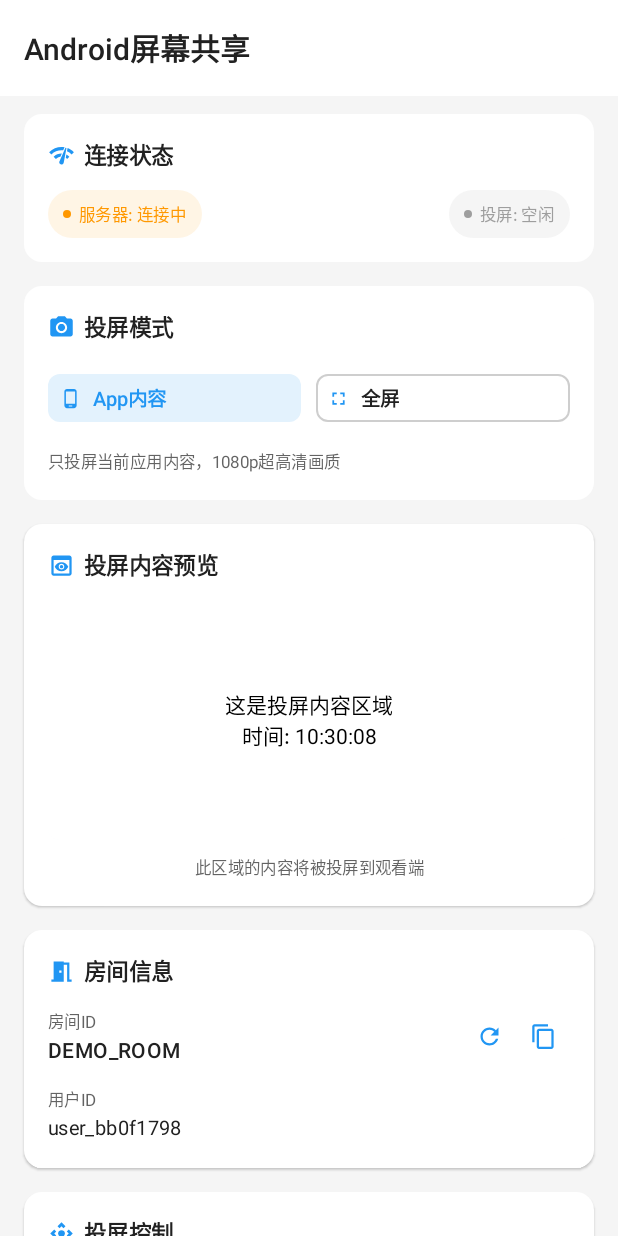
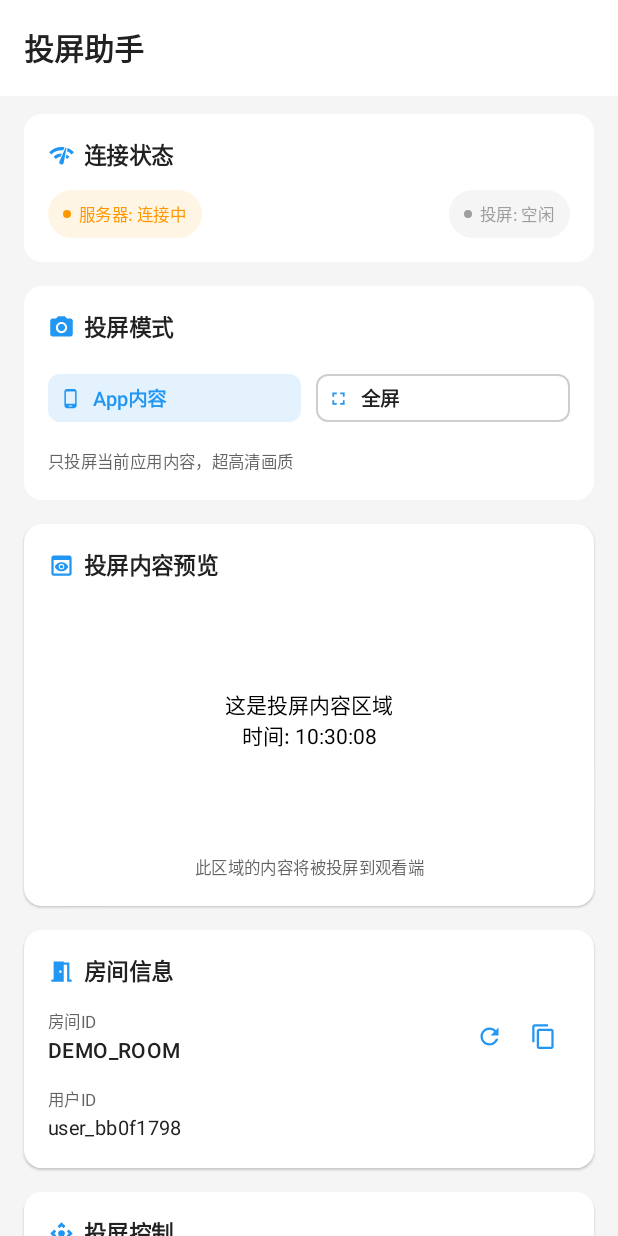
Before and after one commit to robeshell/webrtc, an Android app built with Jetpack Compose: the screen it shows after launch (MainActivity), on a phone screen of 412 x 824 dp. Run offline under Robolectric (Android 15) with nearby library versions, the phone set to English and light mode, and no system bars; libraries missing offline, so code that uses them is left out: io.socket.client, io.socket.emitter, org.webrtc; 12 statements that could not run were skipped.

Commit message:
update: 优化界面样式

```diff
--- a/app/src/main/java/com/example/webrtc/MainActivity.kt
+++ b/app/src/main/java/com/example/webrtc/MainActivity.kt
@@ -34,7 +34,7 @@ import com.example.webrtc.config.DynamicConfig
 import com.example.webrtc.config.WebRTCConfig
 import com.example.webrtc.manager.*
 import com.example.webrtc.model.*
-import com.example.webrtc.ui.theme.WebrtcTheme
+import com.example.webrtc.ui.theme.CastHelperTheme
 import kotlinx.coroutines.flow.collectLatest
 import kotlinx.coroutines.launch
 import org.webrtc.IceCandidate
@@ -55,12 +55,12 @@ import org.json.JSONObject
 import kotlinx.coroutines.delay
 
 /**
- * WebRTC屏幕投屏主界面
+ * 投屏助手主界面
  *
  * 功能：
  * 1. 管理信令连接状态
- * 2. 控制屏幕投屏开关
- * 3. 处理WebRTC连接
+ * 2. 控制投屏开关
+ * 3. 处理连接管理
  * 4. 显示连接状态
  */
 class MainActivity : ComponentActivity(), WebRTCEventCallback, SocketIOSignalingManager.SignalingCallback {
@@ -121,7 +121,7 @@ class MainActivity : ComponentActivity(), WebRTCEventCallback, SocketIOSignaling
             Log.i(TAG, "所有权限已获取")
         } else {
             Log.w(TAG, "权限被拒绝")
-            errorMessage = "需要相关权限才能使用屏幕投屏功能"
+            errorMessage = "需要相关权限才能使用投屏功能"
         }
     }
 
@@ -141,7 +141,7 @@ class MainActivity : ComponentActivity(), WebRTCEventCallback, SocketIOSignaling
         observeStates()
 
         setContent {
-            WebrtcTheme {
+            CastHelperTheme {
                 MainScreen()
             }
         }
@@ -299,7 +299,7 @@ class MainActivity : ComponentActivity(), WebRTCEventCallback, SocketIOSignaling
                 TopAppBar(
                     title = {
                         Text(
-                            text = "Android屏幕共享",
+                            text = "投屏助手",
                             fontSize = 20.sp,
                             fontWeight = FontWeight.SemiBold
                         )
@@ -586,7 +586,7 @@ class MainActivity : ComponentActivity(), WebRTCEventCallback, SocketIOSignaling
 
                 Text(
                     text = if (captureMode == CaptureMode.APP_CONTENT) {
-                        "只投屏当前应用内容，1080p超高清画质"
+                        "只投屏当前应用内容，超高清画质"
                     } else {
                         "投屏整个屏幕，需要系统权限"
                     },
--- a/app/src/main/java/com/example/webrtc/SplashActivity.kt
+++ b/app/src/main/java/com/example/webrtc/SplashActivity.kt
@@ -23,7 +23,7 @@ import androidx.compose.ui.text.style.TextAlign
 import androidx.compose.ui.unit.dp
 import androidx.compose.ui.unit.sp
 import androidx.lifecycle.lifecycleScope
-import com.example.webrtc.ui.theme.WebrtcTheme
+import com.example.webrtc.ui.theme.CastHelperTheme
 import kotlinx.coroutines.delay
 import kotlinx.coroutines.launch
 
@@ -33,7 +33,7 @@ class SplashActivity : ComponentActivity() {
         super.onCreate(savedInstanceState)
 
         setContent {
-            WebrtcTheme {
+            CastHelperTheme {
                 SplashScreen()
             }
         }
@@ -92,51 +92,55 @@ class SplashActivity : ComponentActivity() {
                 horizontalAlignment = Alignment.CenterHorizontally,
                 verticalArrangement = Arrangement.Center
             ) {
-                // Logo区域
+                // Logo区域 - 遵循Google设计规范，增加适当的空白空间
                 Card(
                     modifier = Modifier
-                        .size(120.dp)
+                        .size(100.dp) // 减小尺寸，增加呼吸感
                         .scale(logoScale),
                     shape = CircleShape,
                     colors = CardDefaults.cardColors(
-                        containerColor = Color.White.copy(alpha = 0.9f)
+                        containerColor = Color.White.copy(alpha = 0.95f)
                     ),
-                    elevation = CardDefaults.cardElevation(defaultElevation = 8.dp)
+                    elevation = CardDefaults.cardElevation(defaultElevation = 6.dp)
                 ) {
                     Box(
-                        modifier = Modifier.fillMaxSize(),
+                        modifier = Modifier
+                            .fillMaxSize()
+                            .padding(20.dp), // 增加内边距，符合设计规范
                         contentAlignment = Alignment.Center
                     ) {
                         // 使用自定义logo
                         Icon(
                             painter = painterResource(id = R.drawable.ic_app_logo),
                             contentDescription = "App Logo",
-                            modifier = Modifier.size(80.dp),
+                            modifier = Modifier.size(60.dp), // 减小logo尺寸，增加空白空间
                             tint = Color.Unspecified // 保持原始颜色
                         )
                     }
                 }
 
-                Spacer(modifier = Modifier.height(32.dp))
+                Spacer(modifier = Modifier.height(24.dp)) // 减少间距，更紧凑
 
-                // 应用名称
+                // 应用名称 - 更简洁的设计
                 Text(
-                    text = "WebRTC 投屏",
-                    fontSize = 28.sp,
-                    fontWeight = FontWeight.Bold,
+                    text = "投屏助手",
+                    fontSize = 24.sp, // 减小字体，更优雅
+                    fontWeight = FontWeight.SemiBold, // 使用SemiBold替代Bold
                     color = Color.White,
-                    modifier = Modifier.alpha(alpha)
+                    modifier = Modifier.alpha(alpha),
+                    letterSpacing = 1.sp // 增加字符间距，更现代
                 )
 
-                Spacer(modifier = Modifier.height(8.dp))
+                Spacer(modifier = Modifier.height(6.dp)) // 减少间距
 
-                // 副标题
+                // 副标题 - 更简洁的描述
                 Text(
-                    text = "高清实时屏幕共享",
-                    fontSize = 16.sp,
-                    color = Color.White.copy(alpha = 0.8f),
+                    text = "高清实时投屏",
+                    fontSize = 14.sp, // 减小字体
+                    color = Color.White.copy(alpha = 0.7f), // 降低透明度
                     textAlign = TextAlign.Center,
-                    modifier = Modifier.alpha(alpha)
+                    modifier = Modifier.alpha(alpha),
+                    letterSpacing = 0.5.sp
                 )
 
                 Spacer(modifier = Modifier.height(48.dp))
--- a/app/src/main/java/com/example/webrtc/WebRTCApplication.kt
+++ b/app/src/main/java/com/example/webrtc/WebRTCApplication.kt
@@ -8,8 +8,8 @@ import android.os.Build
 import org.webrtc.PeerConnectionFactory
 
 /**
- * WebRTC应用程序类
- * 负责初始化WebRTC环境和全局配置
+ * 投屏助手应用程序类
+ * 负责初始化投屏环境和全局配置
  */
 class WebRTCApplication : Application() {
 
@@ -55,20 +55,20 @@ class WebRTCApplication : Application() {
             // 屏幕捕获通知渠道
             val screenCaptureChannel = NotificationChannel(
                 SCREEN_CAPTURE_CHANNEL_ID,
-                "屏幕投屏",
+                "投屏服务",
                 NotificationManager.IMPORTANCE_LOW
             ).apply {
-                description = "屏幕投屏服务通知"
+                description = "投屏服务通知"
                 setShowBadge(false)
             }
 
-            // WebRTC服务通知渠道
+            // 通信服务通知渠道
             val webrtcServiceChannel = NotificationChannel(
                 WEBRTC_SERVICE_CHANNEL_ID,
-                "WebRTC通信",
+                "通信服务",
                 NotificationManager.IMPORTANCE_LOW
             ).apply {
-                description = "WebRTC通信服务通知"
+                description = "通信服务通知"
                 setShowBadge(false)
             }
 
--- a/app/src/main/java/com/example/webrtc/ui/theme/Theme.kt
+++ b/app/src/main/java/com/example/webrtc/ui/theme/Theme.kt
@@ -77,7 +77,7 @@ private val UnifiedDarkColorScheme = darkColorScheme(
 )
 
 @Composable
-fun WebrtcTheme(
+fun CastHelperTheme(
     darkTheme: Boolean = isSystemInDarkTheme(),
     // 强制禁用动态颜色，确保一致性
     dynamicColor: Boolean = false,
--- a/app/src/main/res/drawable/ic_app_logo.xml
+++ b/app/src/main/res/drawable/ic_app_logo.xml
@@ -4,58 +4,50 @@
     android:viewportWidth="108"
     android:viewportHeight="108">
 
-    <!-- 背景圆形 -->
+    <!-- 背景 - 遵循Google设计规范，使用更大的安全区域 -->
     <path
-        android:fillColor="#1976D2"
-        android:pathData="M54,54m-50,0a50,50 0,1 1,100 0a50,50 0,1 1,-100 0" />
+        android:fillColor="#2196F3"
+        android:pathData="M54,54m-45,0a45,45 0,1 1,90 0a45,45 0,1 1,-90 0" />
 
-    <!-- 屏幕外框 -->
-    <path
-        android:fillColor="#FFFFFF"
-        android:pathData="M25,35 L83,35 Q85,35 85,37 L85,65 Q85,67 83,67 L25,67 Q23,67 23,65 L23,37 Q23,35 25,35 Z" />
+    <!-- 屏幕设备 - 更小更简洁，留出更多空白 -->
+    <group android:translateX="54" android:translateY="54">
+        <!-- 主屏幕 -->
+        <path
+            android:fillColor="#FFFFFF"
+            android:pathData="M-18,-12 L18,-12 Q20,-12 20,-10 L20,8 Q20,10 18,10 L-18,10 Q-20,10 -20,8 L-20,-10 Q-20,-12 -18,-12 Z" />
 
-    <!-- 屏幕内容区域 -->
-    <path
-        android:fillColor="#42A5F5"
-        android:pathData="M27,38 L81,38 L81,62 L27,62 Z" />
+        <!-- 屏幕内容区域 -->
+        <path
+            android:fillColor="#E3F2FD"
+            android:pathData="M-16,-9 L16,-9 L16,6 L-16,6 Z" />
 
-    <!-- 投屏信号波纹 -->
-    <path
-        android:fillColor="#FFFFFF"
-        android:fillAlpha="0.8"
-        android:pathData="M54,45 Q58,45 58,49 Q58,53 54,53 Q50,53 50,49 Q50,45 54,45 Z" />
+        <!-- 投屏信号中心点 -->
+        <path
+            android:fillColor="#1976D2"
+            android:pathData="M0,-1.5 Q3,-1.5 3,1.5 Q3,4.5 0,4.5 Q-3,4.5 -3,1.5 Q-3,-1.5 0,-1.5 Z" />
 
-    <!-- 信号波纹1 -->
-    <path
-        android:strokeColor="#FFFFFF"
-        android:strokeWidth="2"
-        android:strokeAlpha="0.6"
-        android:fillColor="@android:color/transparent"
-        android:pathData="M54,49 m-6,0 a6,6 0,1 1,12 0 a6,6 0,1 1,-12 0" />
+        <!-- 投屏信号波纹 - 更简洁的设计 -->
+        <path
+            android:strokeColor="#1976D2"
+            android:strokeWidth="1.5"
+            android:strokeAlpha="0.6"
+            android:fillColor="@android:color/transparent"
+            android:pathData="M0,1.5 m-6,0 a6,6 0,1 1,12 0 a6,6 0,1 1,-12 0" />
 
-    <!-- 信号波纹2 -->
-    <path
-        android:strokeColor="#FFFFFF"
-        android:strokeWidth="2"
-        android:strokeAlpha="0.4"
-        android:fillColor="@android:color/transparent"
-        android:pathData="M54,49 m-10,0 a10,10 0,1 1,20 0 a10,10 0,1 1,-20 0" />
+        <path
+            android:strokeColor="#1976D2"
+            android:strokeWidth="1.5"
+            android:strokeAlpha="0.3"
+            android:fillColor="@android:color/transparent"
+            android:pathData="M0,1.5 m-10,0 a10,10 0,1 1,20 0 a10,10 0,1 1,-20 0" />
 
-    <!-- 信号波纹3 -->
-    <path
-        android:strokeColor="#FFFFFF"
-        android:strokeWidth="2"
-        android:strokeAlpha="0.2"
-        android:fillColor="@android:color/transparent"
-        android:pathData="M54,49 m-14,0 a14,14 0,1 1,28 0 a14,14 0,1 1,-28 0" />
+        <!-- 简化的设备底座 -->
+        <path
+            android:fillColor="#FFFFFF"
+            android:pathData="M-4,10 L4,10 L3,14 L-3,14 Z" />
 
-    <!-- 底部支架 -->
-    <path
-        android:fillColor="#FFFFFF"
-        android:pathData="M48,67 L60,67 L58,73 L50,73 Z" />
-
-    <!-- 支架底座 -->
-    <path
-        android:fillColor="#FFFFFF"
-        android:pathData="M44,73 L64,73 Q66,73 66,75 L66,77 Q66,79 64,79 L44,79 Q42,79 42,77 L42,75 Q42,73 44,73 Z" />
+        <path
+            android:fillColor="#FFFFFF"
+            android:pathData="M-8,14 L8,14 Q9,14 9,15 L9,16 Q9,17 8,17 L-8,17 Q-9,17 -9,16 L-9,15 Q-9,14 -8,14 Z" />
+    </group>
 </vector>
--- a/app/src/main/res/values/strings.xml
+++ b/app/src/main/res/values/strings.xml
@@ -1,3 +1,3 @@
 <resources>
-    <string name="app_name">webrtc</string>
+    <string name="app_name">投屏助手</string>
 </resources>
```
Also changed, not shown: app/src/main/res/drawable/ic_launcher_foreground.xml (+51 -23 lines).
